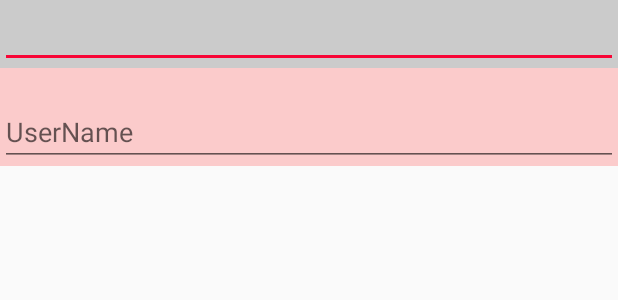
After one commit to jiangxklongmao/HenCoderLearning, an Android app: the layout activity_material_edittext.xml on its own in the app's theme, with its tools: preview values and no code run, on a phone screen of 412 x 824 dp. The commit adds this screen. Shown: the top 300 px of the screen. Run offline under Robolectric (Android 15) with nearby library versions, the phone set to English and light mode, and no system bars.

Commit message:
【新增】MaterialEditText

```diff
--- /dev/null
+++ b/View/app/src/main/java/com/jiangxk/hencoderlearningview/View/MaterialEditText.kt
@@ -0,0 +1,109 @@
+package com.jiangxk.hencoderlearningview.View
+
+import android.animation.ObjectAnimator
+import android.content.Context
+import android.graphics.Canvas
+import android.graphics.Paint
+import android.util.AttributeSet
+import android.widget.EditText
+import androidx.appcompat.widget.AppCompatEditText
+import com.jiangxk.hencoderlearningview.R
+import com.jiangxk.hencoderlearningview.extension.dp2Px
+
+/**
+ * @description com.jiangxk.hencoderlearningview.View
+ * @author jiangxk
+ * @time 2020-06-09  19:49
+ */
+
+private val TEXT_SIZE = 12.dp2Px()
+private val TEXT_MARGIN = 8.dp2Px()
+
+private val HORIZONTAL_OFFSET = 5.dp2Px()
+private val VERTICAL_OFFSET = 24.dp2Px()
+private val EXTRA_VERTICAL_OFFSET = 25.dp2Px()
+
+
+class MaterialEditText(context: Context, attrs: AttributeSet?) :
+    AppCompatEditText(context, attrs) {
+
+    private val paint = Paint().apply {
+        isAntiAlias = true
+        textSize = TEXT_SIZE
+    }
+
+    private var floatingLabelShown = false
+
+    var useFloatingLabel = false
+        set(value) {
+            if (field != value) {
+                field = value
+                if (field) {
+                    setPadding(
+                        paddingLeft,
+                        (paddingTop + TEXT_SIZE + TEXT_MARGIN).toInt(),
+                        paddingRight,
+                        paddingBottom
+                    )
+                } else {
+                    setPadding(
+                        paddingLeft,
+                        (paddingTop - TEXT_SIZE - TEXT_MARGIN).toInt(),
+                        paddingRight,
+                        paddingBottom
+                    )
+                }
+                invalidate()
+            }
+        }
+
+    var floatingLabelFraction = 0f
+        set(value) {
+            field = value
+            invalidate()
+        }
+
+
+    private val animator by lazy {
+        ObjectAnimator.ofFloat(this, "floatingLabelFraction", 0f, 1f)
+    }
+
+    init {
+        val typeArray = context.obtainStyledAttributes(attrs, R.styleable.MaterialEditText)
+
+
+
+        useFloatingLabel =
+            typeArray.getBoolean(R.styleable.MaterialEditText_useFloatingLabel, true)
+        typeArray.recycle()
+    }
+
+
+    override fun onTextChanged(
+        text: CharSequence?,
+        start: Int,
+        lengthBefore: Int,
+        lengthAfter: Int
+    ) {
+        if (floatingLabelShown && text.isNullOrEmpty()) {
+            floatingLabelShown = false
+            animator.reverse()
+        } else if (!floatingLabelShown && !text.isNullOrEmpty()) {
+            floatingLabelShown = true
+            animator.start()
+        }
+    }
+
+    override fun onDraw(canvas: Canvas) {
+        super.onDraw(canvas)
+
+        if (useFloatingLabel) {
+            paint.alpha = (floatingLabelFraction * 0xff).toInt()
+
+            val currentVerticalValue =
+                VERTICAL_OFFSET + EXTRA_VERTICAL_OFFSET * (1 - floatingLabelFraction)
+            canvas.drawText(hint.toString(), HORIZONTAL_OFFSET, currentVerticalValue, paint)
+        }
+    }
+
+}
--- a/View/app/src/main/java/com/jiangxk/hencoderlearningview/activity/MainActivity.kt
+++ b/View/app/src/main/java/com/jiangxk/hencoderlearningview/activity/MainActivity.kt
@@ -20,6 +20,7 @@ class MainActivity : AppCompatActivity() {
         val btnTextWrap = findViewById<Button>(R.id.btn_text_wrap)
         val btnGeometricTransformation = findViewById<Button>(R.id.btn_geometric_transformation)
         val btnAnimationSet = findViewById<Button>(R.id.btn_animation_set)
+        val btnMaterialEditText = findViewById<Button>(R.id.btn_material_edit_text)
 
         dashBoard.setOnClickListener {
             startActivity(Intent(this, DashBoardActivity::class.java))
@@ -49,5 +50,9 @@ class MainActivity : AppCompatActivity() {
             startActivity(Intent(this, AnimationActivity::class.java))
         }
 
+        btnMaterialEditText.setOnClickListener {
+            startActivity(Intent(this, MaterialEditTextActivity::class.java))
+        }
+
     }
 }
--- /dev/null
+++ b/View/app/src/main/res/layout/activity_material_edittext.xml
@@ -0,0 +1,30 @@
+<?xml version="1.0" encoding="utf-8"?>
+<LinearLayout xmlns:android="http://schemas.android.com/apk/res/android"
+    xmlns:app="http://schemas.android.com/apk/res-auto"
+    android:layout_width="match_parent"
+    android:layout_height="match_parent"
+    android:orientation="vertical">
+
+    <FrameLayout
+        android:layout_width="match_parent"
+        android:layout_height="wrap_content"
+        android:background="#30000000">
+
+        <EditText
+            android:layout_width="match_parent"
+            android:layout_height="wrap_content" />
+    </FrameLayout>
+
+    <FrameLayout
+        android:layout_width="match_parent"
+        android:layout_height="wrap_content"
+        android:background="#30ff0000">
+
+        <com.jiangxk.hencoderlearningview.View.MaterialEditText
+            android:id="@+id/mEdt"
+            android:layout_width="match_parent"
+            android:layout_height="wrap_content"
+            android:hint="UserName"
+            app:useFloatingLabel="true" />
+    </FrameLayout>
+</LinearLayout>
--- /dev/null
+++ b/View/app/src/main/res/values/attrs.xml
@@ -0,0 +1,6 @@
+<?xml version="1.0" encoding="utf-8"?>
+<resources>
+    <declare-styleable name="MaterialEditText">
+        <attr name="useFloatingLabel" format="boolean" />
+    </declare-styleable>
+</resources>
```
Also changed, not shown: View/app/src/main/java/com/jiangxk/hencoderlearningview/activity/MaterialEditTextActivity.kt (added, +31 -0 lines), View/app/src/main/res/layout/activity_main.xml (+7 -0 lines), View/app/src/main/res/layout/activity_tab_layout.xml (added, +12 -0 lines).
